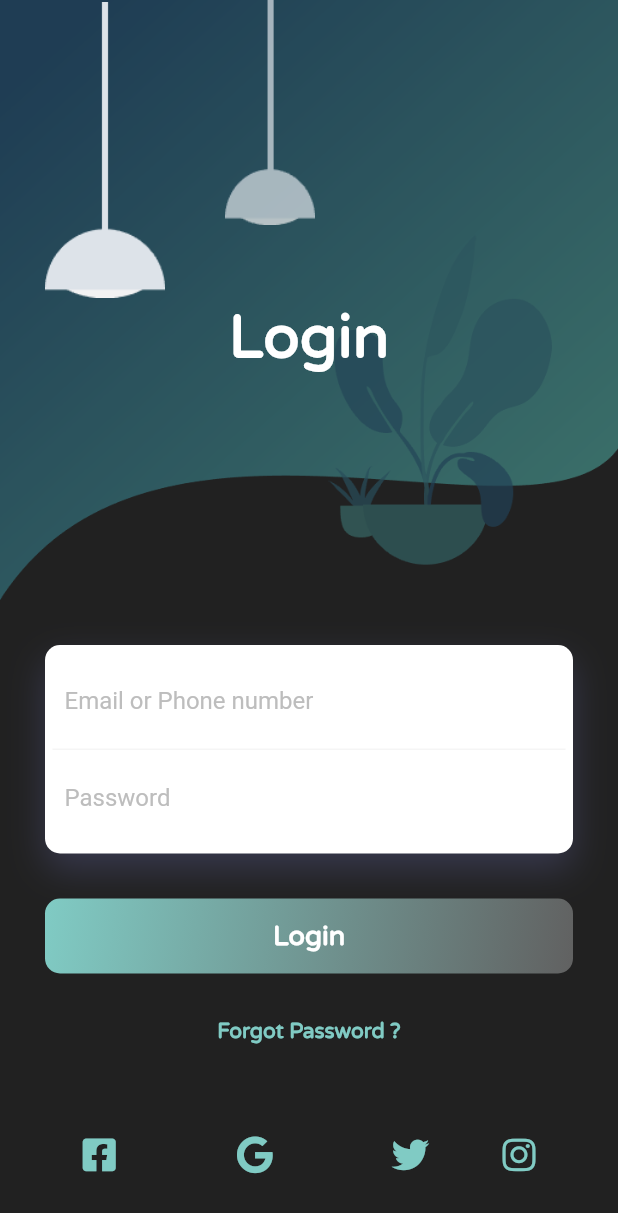
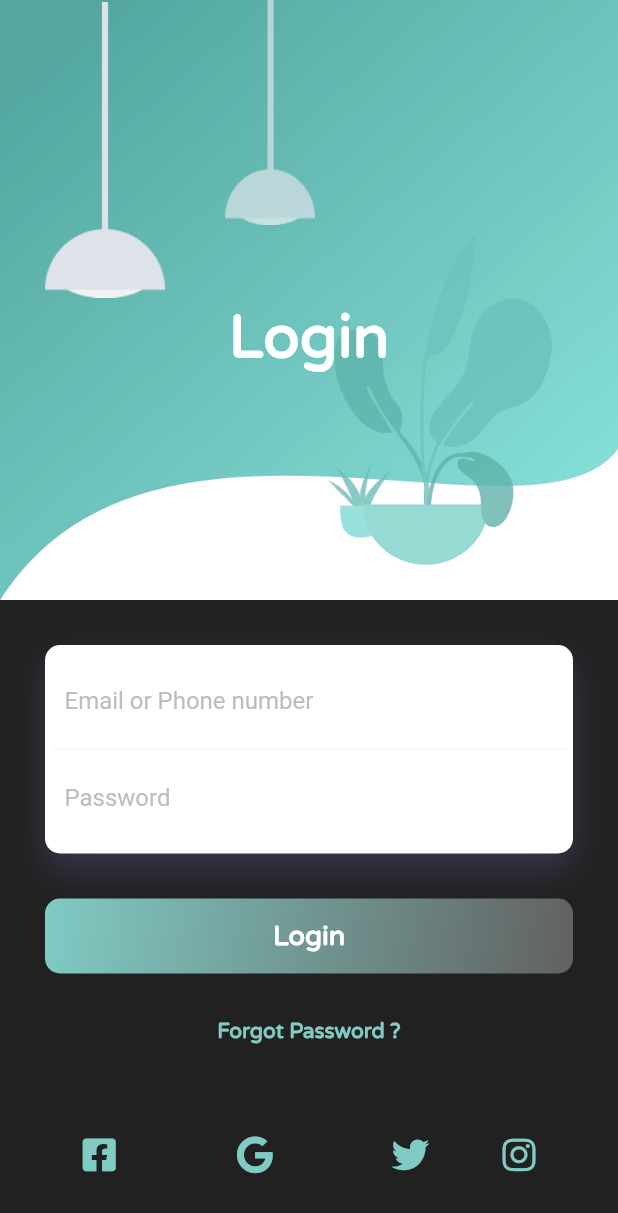
Before and after one commit to InsaneCodersDev/EYtechathon, a Flutter app: the screen it shows after launch, on a phone screen of 412 x 824 dp. Shown: the top 1213 px of the screen. Run offline on Flutter 3.47's test engine with Material 2 defaults, Android fonts, the phone set to English and light mode, and no system bars; our stand-ins replace animated_theme_switcher, awesome_dialog, circular_profile_avatar, cloud_firestore, firebase_auth, firebase_core and 13 more; accounts and stored records are empty; project files that could hold a hidden picture were left out.

Commit message:
Last commit of day1

```diff
--- a/lib/login_new.dart
+++ b/lib/login_new.dart
@@ -30,9 +30,9 @@ class _LoginState extends State<Login> {
                       height: 400,
                       decoration: BoxDecoration(
                         image: DecorationImage(
-                            colorFilter: ColorFilter.mode(
-                                Colors.green[400], BlendMode.modulate),
-                            image: AssetImage('assets/images/background.png'),
+                            // colorFilter: ColorFilter.mode(
+                            //     Colors.green[400], BlendMode.modulate),
+                            image: AssetImage('assets/images/background.jpg'),
                             fit: BoxFit.fill),
                       ),
                       child: Stack(
```
Also changed, not shown: assets/images/background.jpg (added), assets/images/background.png (deleted), 16 other files.
